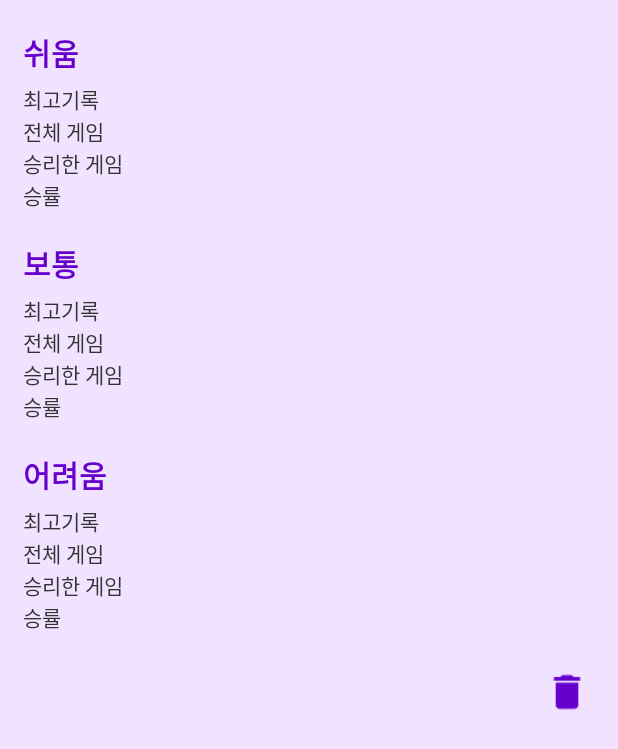
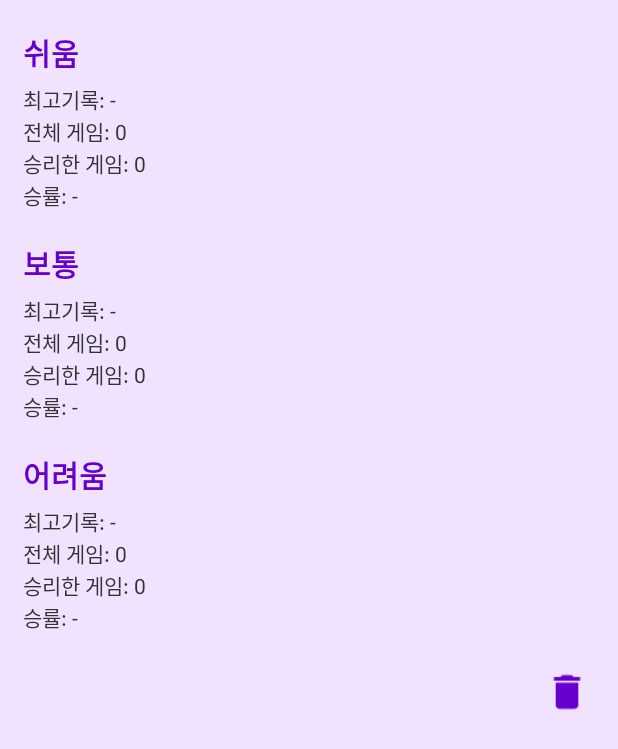
Before and after one commit to fabbitox/MineSweeperPR, an Android app: the Statistics screen opened directly, with no data from a screen before it, on a phone screen of 412 x 824 dp. Shown: the top 749 px of the screen. Run offline under Robolectric (Android 15) with nearby library versions, the phone set to English and light mode, and no system bars.

Commit message:
implementation of statistics load

```diff
--- a/app/src/main/java/com/first/minesweeperpr/Statistics.java
+++ b/app/src/main/java/com/first/minesweeperpr/Statistics.java
@@ -2,7 +2,9 @@ package com.first.minesweeperpr;
 
 import androidx.appcompat.app.AppCompatActivity;
 
+import android.content.SharedPreferences;
 import android.os.Bundle;
+import android.widget.TextView;
 
 public class Statistics extends AppCompatActivity {
 
@@ -10,5 +12,50 @@ public class Statistics extends AppCompatActivity {
     protected void onCreate(Bundle savedInstanceState) {
         super.onCreate(savedInstanceState);
         setContentView(R.layout.activity_statistics);
+
+        TextView[] best_tvs = {findViewById(R.id.easy_best), findViewById(R.id.normal_best), findViewById(R.id.hard_best)};
+        TextView[] total_tvs = {findViewById(R.id.easy_total), findViewById(R.id.normal_total), findViewById(R.id.hard_total)};
+        TextView[] win_tvs = {findViewById(R.id.easy_win), findViewById(R.id.normal_win), findViewById(R.id.hard_win)};
+        TextView[] rate_tvs = {findViewById(R.id.easy_rate), findViewById(R.id.normal_rate), findViewById(R.id.hard_rate)};
+
+        SharedPreferences shp = getSharedPreferences("statistics", MODE_PRIVATE);
+        String[] shp_keys = {
+                "easy_best", "normal_best", "hard_best",
+                "easy_game", "normal_game", "hard_game", "easy_win", "normal_win", "hard_win"
+        };
+        int[] best_recs = new int[3];
+        int[] total_recs = new int[3];
+        int[] win_recs = new int[3];
+        for (int i = 0; i < 3; i++) {
+            best_recs[i] = shp.getInt(shp_keys[i], -1);
+            total_recs[i] = shp.getInt(shp_keys[3 + i], 0);
+            win_recs[i] = shp.getInt(shp_keys[6 + i], 0);
+        }
+
+        for (int i = 0; i < 3; i++) {
+            String best_msg = "최고기록: ";
+            if (best_recs[i] != -1) {
+                best_msg = best_msg + best_recs[i];
+            }
+            else {
+                best_msg = best_msg + "-";
+            }
+            best_tvs[i].setText(best_msg);
+
+            String total_msg = "전체 게임: " + total_recs[i];
+            total_tvs[i].setText(total_msg);
+            String win_msg = "승리한 게임: " + win_recs[i];
+            win_tvs[i].setText(win_msg);
+
+            String rate_msg = "승률: ";
+            if (total_recs[i] != 0) {
+                double win_rate = (double)win_recs[i] / total_recs[i];
+                rate_msg = rate_msg + String.format(getString(R.string.fraction), win_rate);
+            }
+            else {
+                rate_msg = rate_msg + "-";
+            }
+            rate_tvs[i].setText(rate_msg);
+        }
     }
 }
--- a/app/src/main/res/values/strings.xml
+++ b/app/src/main/res/values/strings.xml
@@ -18,4 +18,5 @@
     <string name="games_won">승리한 게임</string>
     <string name="winning_rate">승률</string>
     <string name="del_rec_text">기록 삭제</string>
+    <string name="fraction">%.2f%%</string>
 </resources>
```
